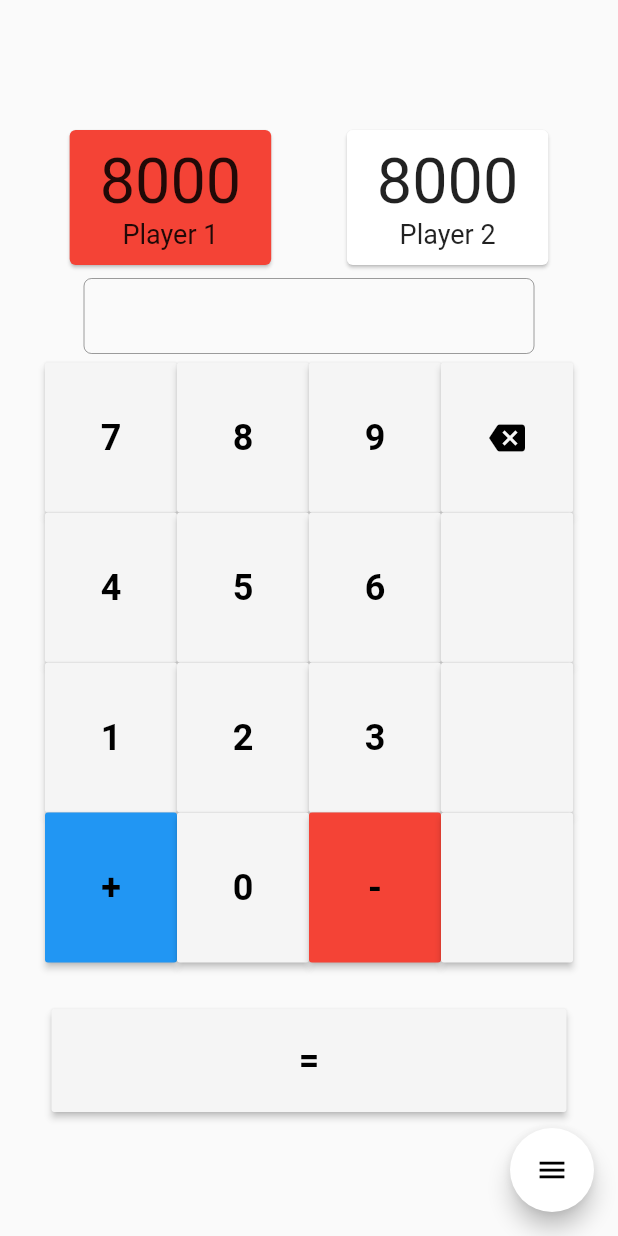
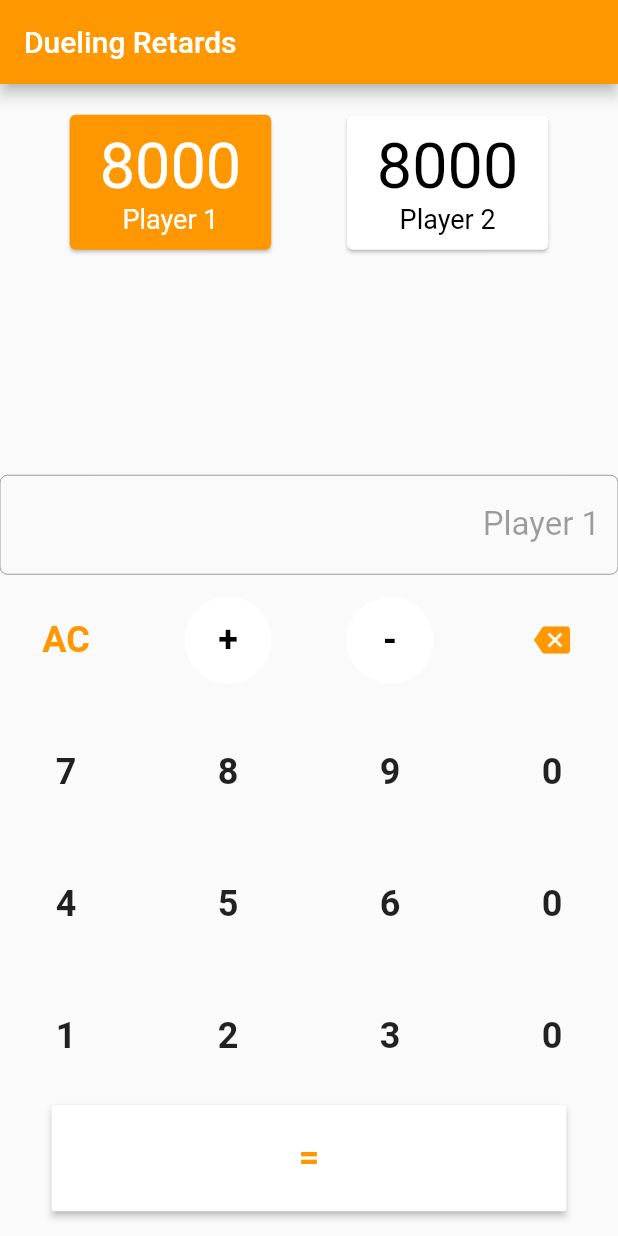
Before and after one commit to Kyleg97/Life-Point-Counter, a Flutter app: the screen it shows after launch, after a tap on the "backspace" icon, on a phone screen of 412 x 824 dp. Run offline on Flutter 3.47's test engine with Material 2 defaults, Android fonts, the light colour scheme and no system bars; drawn by our look-alikes of flutter_speed_dial.

Commit message:
Updated UI, mostly completed calculator operations

```diff
--- a/lib/main.dart
+++ b/lib/main.dart
@@ -1,8 +1,10 @@
 import 'package:flutter/material.dart';
 import 'package:flutter/services.dart';
-import 'package:flutter_speed_dial/flutter_speed_dial.dart';
 
 void main() {
+  SystemChrome.setSystemUIOverlayStyle(SystemUiOverlayStyle(
+    statusBarColor: Colors.transparent, // transparent status bar
+  ));
   runApp(MyApp());
 }
 
@@ -12,7 +14,7 @@ class MyApp extends StatelessWidget {
     return MaterialApp(
       debugShowCheckedModeBanner: false,
       theme: ThemeData(
-        primarySwatch: Colors.blue,
+        primarySwatch: Colors.orange,
         visualDensity: VisualDensity.adaptivePlatformDensity,
       ),
       home: MyHomePage(),
@@ -29,20 +31,15 @@ class MyHomePage extends StatefulWidget {
 class _MyHomePageState extends State<MyHomePage> {
   int player1 = 8000, player2 = 8000;
   bool selected = true; // true == player1, false == player2
-  bool add = false; // true == addition, false == subtraction
+  //bool add = false; // true == addition, false == subtraction
+  int operation = 0; // 0 == no operation, 1 == addition, 2 == subtraction
   bool willEnd = false; // will this attack finish the duel?
-  bool dialVisible = true; // speed dial
-  Color currentColor = Colors.red;
+  Color currentColor = Colors.orange;
   TextEditingController controller = new TextEditingController();
   String numberToChange = "";
 
-  void setDialVisible(bool value) {
-    setState(() {
-      dialVisible = value;
-    });
-  }
-
-  void _calculate() {
+  /*void _calculate() {
+    if (controller.text.length != 0) {
       int number = int.parse(controller.text);
       setState(() {
         if (selected) {
@@ -61,17 +58,37 @@ class _MyHomePageState extends State<MyHomePage> {
       });
       controller.text = "";
     }
+  }*/
 
-  Widget _numberButton(int number) {
-    return MaterialButton(
-        height: 100,
-        child: Text(number.toString(),
-            style: TextStyle(fontWeight: FontWeight.bold, fontSize: 24)),
-        textColor: Colors.black,
-        color: Colors.grey[100],
-        onPressed: () {
+  void _calculate() {
+    if (controller.text.length != 0) {
+      int number = int.parse(controller.text);
       setState(() {
-            controller.text += number.toString();
+        if (selected) {
+          if (operation == 1) {
+            player1 += number;
+          } else {
+            player1 -= number;
+          }
+        } else {
+          if (operation == 1) {
+            player2 += number;
+          } else {
+            player2 -= number;
+          }
+        }
+      });
+      controller.text = "";
+      operation = 0;
+    }
+  }
+
+  /*void _backspace() {
+    setState(() {
+      if (controller.text.length != 0) {
+        controller.text =
+            controller.text.substring(0, controller.text.length - 1);
+        if (!add) {
           if (selected) {
             if ((player1 - int.parse(controller.text)) <= 0) {
               willEnd = true;
@@ -85,89 +102,101 @@ class _MyHomePageState extends State<MyHomePage> {
               willEnd = false;
             }
           }
+        }
+      }
     });
+  }*/
+  void _backspace() {
+    setState(() {
+      if (controller.text.length != 0) {
+        controller.text =
+            controller.text.substring(0, controller.text.length - 1);
+        if (operation == 2) {
+          if (selected) {
+            if ((player1 - int.parse(controller.text)) <= 0) {
+              willEnd = true;
+            } else {
+              willEnd = false;
+            }
+          } else {
+            if ((player2 - int.parse(controller.text)) <= 0) {
+              willEnd = true;
+            } else {
+              willEnd = false;
+            }
+          }
+        }
+      }
     });
   }
 
-  Widget _operationButton(String operation) {
-    return MaterialButton(
-        height: 100,
-        child: Text(operation,
-            style: TextStyle(fontWeight: FontWeight.bold, fontSize: 24)),
-        textColor: Colors.black,
-        color: operation == "+" ? Colors.blue : Colors.red,
-        //onPressed: () => operation == "+" ? add = true : add = false,
-        onPressed: () {
+  Widget _numberButton(int number) {
+    return InkResponse(
+      onTap: () {
+        if (operation != 0) {
           setState(() {
-            if (operation == "+") {
-              add = true;
-              currentColor = Colors.blue;
+            controller.text += number.toString();
+            if (operation == 2) {
+              if (selected) {
+                if ((player1 - int.parse(controller.text)) <= 0) {
+                  willEnd = true;
                 } else {
-              add = false;
-              currentColor = Colors.red;
+                  willEnd = false;
+                }
+              } else {
+                if ((player2 - int.parse(controller.text)) <= 0) {
+                  willEnd = true;
+                } else {
+                  willEnd = false;
+                }
+              }
             }
           });
-        });
+        }
+      },
+      child: Container(
+        margin: EdgeInsets.all(15),
+        decoration: BoxDecoration(shape: BoxShape.circle),
+        child: Center(
+          child: Text(number.toString(),
+              style: TextStyle(fontWeight: FontWeight.bold, fontSize: 24)),
+        ),
+      ),
+    );
   }
 
-  SpeedDial buildSpeedDial() {
-    return SpeedDial(
-      animatedIcon: AnimatedIcons.menu_close,
-      animatedIconTheme: IconThemeData(size: 22.0, color: Colors.black),
-      backgroundColor: Colors.white,
-      // child: Icon(Icons.add),
-      onOpen: () => print('OPENING DIAL'),
-      onClose: () => print('DIAL CLOSED'),
-      visible: dialVisible,
-      curve: Curves.decelerate,
-      // overlayOpacity: 0.5,
-      children: [
-        SpeedDialChild(
-          child: Icon(Icons.rotate_left, color: Colors.white),
-          backgroundColor: Colors.deepOrange,
-          onTap: () => print('FIRST CHILD'),
-          label: 'Coin Toss',
-          labelStyle:
-              TextStyle(fontWeight: FontWeight.w500, color: Colors.white),
-          labelBackgroundColor: Colors.deepOrangeAccent,
+  Widget _operationButton(Widget operation, Function fun) {
+    return InkResponse(
+      onTap: () {
+        setState(() {
+          fun();
+        });
+      },
+      child: Container(
+        margin: EdgeInsets.all(15),
+        decoration: BoxDecoration(shape: BoxShape.circle),
+        child: Center(child: operation),
       ),
-        SpeedDialChild(
-          child: Icon(Icons.offline_pin, color: Colors.white),
-          backgroundColor: Colors.green,
-          onTap: () => print('SECOND CHILD'),
-          label: 'Dice Roll',
-          labelStyle:
-              TextStyle(fontWeight: FontWeight.w500, color: Colors.white),
-          labelBackgroundColor: Colors.green,
-        ),
-        SpeedDialChild(
-          child: Icon(Icons.restore, color: Colors.white),
-          backgroundColor: Colors.blue,
-          onTap: () => print('THIRD CHILD'),
-          label: 'Reset Game',
-          labelStyle:
-              TextStyle(fontWeight: FontWeight.w500, color: Colors.white),
-          labelBackgroundColor: Colors.blue,
-        ),
-      ],
     );
   }
 
   @override
   Widget build(BuildContext context) {
-    SystemChrome.setEnabledSystemUIOverlays(SystemUiOverlay.values);
-    SystemChrome.setPreferredOrientations([
-      DeviceOrientation.portraitUp,
-      DeviceOrientation.portraitDown,
-    ]);
     double width = MediaQuery.of(context).size.width;
     double height = MediaQuery.of(context).size.height;
     return Scaffold(
-      floatingActionButton: buildSpeedDial(),
-      body: Center(
+      appBar: AppBar(
+        title: Text(
+          "Dueling Retards",
+          style: TextStyle(color: Colors.white),
+        ),
+        // actions: <Widget>[Icon(Icons.menu)],
+      ),
+      body: SafeArea(
         child: Column(
           mainAxisAlignment: MainAxisAlignment.center,
           children: <Widget>[
+            SizedBox(height: height / 50),
             Row(
               mainAxisAlignment: MainAxisAlignment.spaceEvenly,
               children: <Widget>[
@@ -188,8 +217,13 @@ class _MyHomePageState extends State<MyHomePage> {
                           Text(player1.toString(),
                               style: TextStyle(
                                 fontSize: 42,
+                                color: selected ? Colors.white : Colors.black,
                               )),
-                          Text("Player 1", style: TextStyle(fontSize: 18)),
+                          Text("Player 1",
+                              style: TextStyle(
+                                  fontSize: 18,
+                                  color:
+                                      selected ? Colors.white : Colors.black)),
                         ],
                       ),
                     ),
@@ -212,8 +246,13 @@ class _MyHomePageState extends State<MyHomePage> {
                           Text(player2.toString(),
                               style: TextStyle(
                                   fontSize: 42,
-                              )),
-                          Text("Player 2", style: TextStyle(fontSize: 18)),
+                                  color:
+                                      selected ? Colors.black : Colors.white)),
+                          Text("Player 2",
+                              style: TextStyle(
+                                  fontSize: 18,
+                                  color:
+                                      selected ? Colors.black : Colors.white)),
                         ],
                       ),
                     ),
@@ -221,103 +260,178 @@ class _MyHomePageState extends State<MyHomePage> {
                 ),
               ],
             ),
-            SizedBox(height: 5),
-            Container(
-              width: 300,
-              height: 50,
+            Expanded(
+              flex: 3,
+              child: Align(
+                alignment: Alignment.bottomRight,
                 child: TextFormField(
-                style: TextStyle(fontSize: 22, color: Colors.white),
+                  style: TextStyle(fontSize: 22, color: Colors.black),
                   textAlign: TextAlign.end,
                   decoration: InputDecoration(
                     border: OutlineInputBorder(
                         borderRadius: BorderRadius.all(Radius.circular(5.0)),
                         borderSide: BorderSide(color: Colors.blue)),
-                  hintText: '',
+                    hintText: selected ? "Player 1" : "Player 2",
                   ),
                   enabled: false,
                   controller: controller,
                 ),
               ),
-            Container(
-              width: width,
-              height: height / 2.0,
-              child: Column(
-                mainAxisAlignment: MainAxisAlignment.center,
+            ),
+            Expanded(
+              flex: 5,
+              child: GridView.count(
+                crossAxisSpacing: 20,
+                crossAxisCount: 4,
                 children: <Widget>[
-                  Row(
-                    mainAxisAlignment: MainAxisAlignment.center,
-                    children: <Widget>[
+                  _operationButton(
+                      Text('AC',
+                          style: TextStyle(
+                              fontWeight: FontWeight.bold,
+                              fontSize: 24,
+                              color: currentColor)), () {
+                    setState(() {
+                      willEnd = false;
+                      controller.text = "";
+                      operation = 0;
+                    });
+                  }),
+                  /*_operationButton(
+                      Text('+',
+                          style: TextStyle(
+                              fontWeight: FontWeight.bold,
+                              fontSize: 24,
+                              color: Colors.black)), () {
+                    if (operation == 1) {
+                      operation = 0;
+                    } else {
+                      operation = 1;
+                      willEnd = false;
+                    }
+                  }),*/
+                  InkResponse(
+                    onTap: () {
+                      setState(() {
+                        if (operation == 1) {
+                          operation = 0;
+                        } else {
+                          operation = 1;
+                          willEnd = false;
+                        }
+                      });
+                    },
+                    child: Container(
+                      margin: EdgeInsets.all(15),
+                      decoration: BoxDecoration(
+                          shape: BoxShape.circle,
+                          color: operation == 1 ? Colors.blue : Colors.white),
+                      child: Center(
+                        child: Text('+',
+                            style: TextStyle(
+                                fontWeight: FontWeight.bold,
+                                fontSize: 24,
+                                color: Colors.black)),
+                      ),
+                    ),
+                  ),
+                  InkResponse(
+                    onTap: () {
+                      setState(() {
+                        if (operation == 2) {
+                          operation = 0;
+                        } else {
+                          operation = 2;
+                          if (controller.text.length != 0) {
+                            if (selected) {
+                              if ((player1 - int.parse(controller.text)) <= 0) {
+                                willEnd = true;
+                              } else {
+                                willEnd = false;
+                              }
+                            } else {
+                              if ((player2 - int.parse(controller.text)) <= 0) {
+                                willEnd = true;
+                              } else {
+                                willEnd = false;
+                              }
+                            }
+                          }
+                        }
+                      });
+                    },
+                    child: Container(
+                      margin: EdgeInsets.all(15),
+                      decoration: BoxDecoration(
+                          shape: BoxShape.circle,
+                          color: operation == 2 ? Colors.red : Colors.white),
+                      child: Center(
+                        child: Text('-',
+                            style: TextStyle(
+                                fontWeight: FontWeight.bold,
+                                fontSize: 24,
+                                color: Colors.black)),
+                      ),
+                    ),
+                  ),
+                  /*_operationButton(
+                      Text('-',
+                          style: TextStyle(
+                              fontWeight: FontWeight.bold,
+                              fontSize: 24,
+                              color: Colors.black)), () {
+                    if (operation == 2) {
+                      operation = 0;
+                    } else {
+                      operation = 2;
+                      if (selected) {
+                        if ((player1 - int.parse(controller.text)) <= 0) {
+                          willEnd = true;
+                        } else {
+                          willEnd = false;
+                        }
+                      } else {
+                        if ((player2 - int.parse(controller.text)) <= 0) {
+                          willEnd = true;
+                        } else {
+                          willEnd = false;
+                        }
+                      }
+                    }
+                  }),*/
+                  _operationButton(
+                      Icon(Icons.backspace, color: currentColor), _backspace),
                   _numberButton(7),
                   _numberButton(8),
                   _numberButton(9),
-                      MaterialButton(
-                          height: 100,
-                          child: Icon(Icons.backspace),
-                          textColor: Colors.black,
-                          color: Colors.grey[100],
-                          onPressed: () {
-                            setState(() {
-                              if (controller.text.length != 0) {
-                                controller.text = controller.text
-                                    .substring(0, controller.text.length - 1);
-                              }
-                            });
-                          }),
-                    ],
-                  ),
-                  Row(
-                    mainAxisAlignment: MainAxisAlignment.center,
-                    children: <Widget>[
+                  _numberButton(000),
                   _numberButton(4),
                   _numberButton(5),
                   _numberButton(6),
-                      MaterialButton(
-                          height: 100,
-                          textColor: Colors.black,
-                          color: Colors.grey[100],
-                          onPressed: () {}),
-                    ],
-                  ),
-                  Row(
-                    mainAxisAlignment: MainAxisAlignment.center,
-                    children: <Widget>[
+                  _numberButton(00),
                   _numberButton(1),
                   _numberButton(2),
                   _numberButton(3),
-                      MaterialButton(
-                          height: 100,
-                          textColor: Colors.black,
-                          color: Colors.grey[100],
-                          onPressed: () {}),
-                    ],
-                  ),
-                  Row(
-                    mainAxisAlignment: MainAxisAlignment.center,
-                    children: <Widget>[
-                      _operationButton("+"),
                   _numberButton(0),
-                      _operationButton("-"),
-                      MaterialButton(
-                          height: 100,
-                          textColor: Colors.black,
-                          color: Colors.grey[100],
-                          onPressed: () {}),
-                    ],
-                  ),
                 ],
               ),
             ),
-            SizedBox(height: 25),
-            MaterialButton(
-              height: height / 12,
+            Expanded(
+              flex: 1,
+              child: MaterialButton(
                 minWidth: width / 1.2,
                 child: Text(willEnd ? "SEND TO THE SHADOW REALM" : "=",
                     style: TextStyle(
-                      fontWeight: willEnd ? FontWeight.normal : FontWeight.bold,
-                      fontSize: willEnd ? 17 : 24)),
+                        fontWeight:
+                            willEnd ? FontWeight.normal : FontWeight.bold,
+                        fontSize: willEnd ? 17 : 24,
+                        color: willEnd ? Colors.black : Colors.orange)),
                 textColor: Colors.black,
-              color: willEnd ? Colors.purple[500] : Colors.grey[100],
+                color: willEnd ? Colors.purple[500] : Colors.white,
                 onPressed: _calculate,
+              ),
+            ),
+            SizedBox(
+              height: height / 50,
             ),
           ],
         ),
--- a/pubspec.yaml
+++ b/pubspec.yaml
@@ -28,7 +28,7 @@ dependencies:
   # The following adds the Cupertino Icons font to your application.
   # Use with the CupertinoIcons class for iOS style icons.
   cupertino_icons: ^0.1.3
-  flutter_speed_dial: ^1.2.5
+  animated_text_kit: ^2.2.0
 
 dev_dependencies:
   flutter_test:
```
Also changed, not shown: pubspec.lock. Lines whose indentation alone changed are shown as unchanged.
